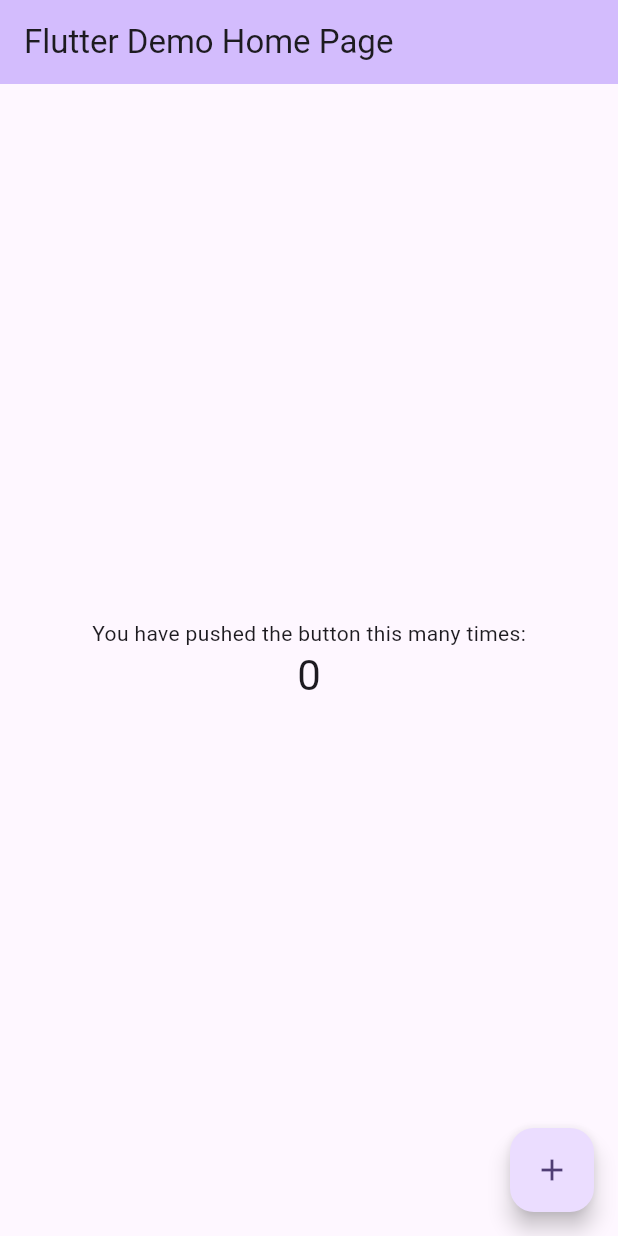
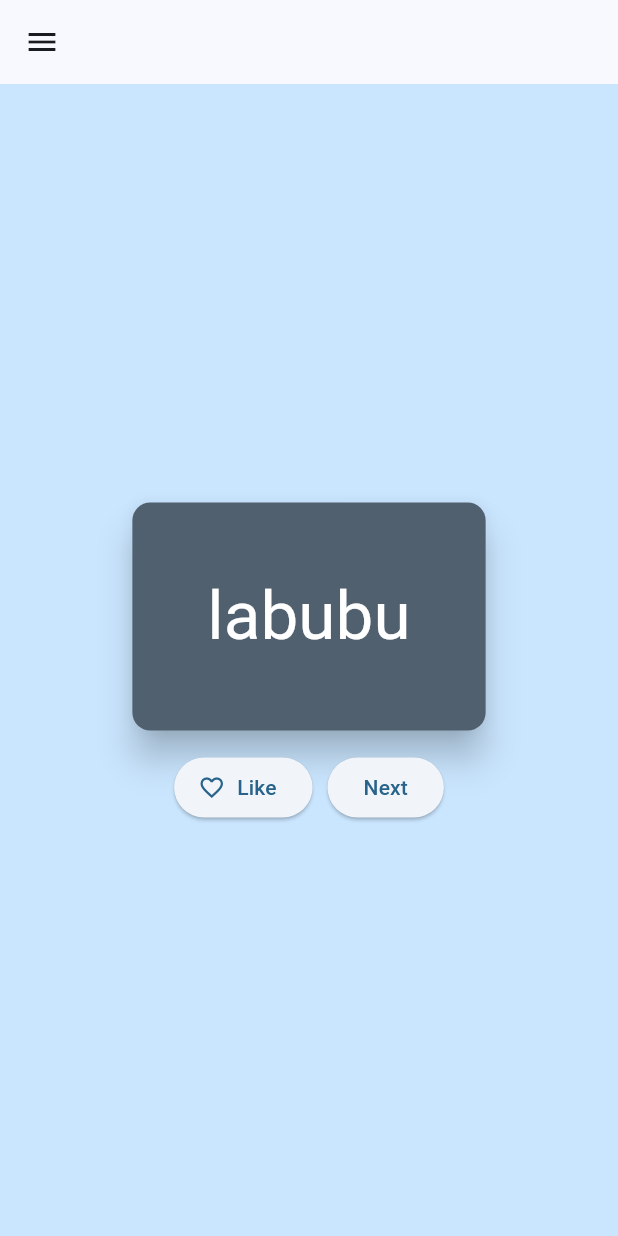
Before and after one commit to wongwil/flutter_app, a Flutter app: the screen it shows after launch, on a phone screen of 412 x 824 dp. Run offline on Flutter 3.47's test engine with Material 3 defaults, Android fonts, the phone set to English and light mode, and no system bars.

Commit message:
Favorite Feature

```diff
--- a/analysis_options.yaml
+++ b/analysis_options.yaml
@@ -1,28 +1,11 @@
-# This file configures the analyzer, which statically analyzes Dart code to
-# check for errors, warnings, and lints.
-#
-# The issues identified by the analyzer are surfaced in the UI of Dart-enabled
-# IDEs (https://dart.dev/tools#ides-and-editors). The analyzer can also be
-# invoked from the command line by running `flutter analyze`.
-
-# The following line activates a set of recommended lints for Flutter apps,
-# packages, and plugins designed to encourage good coding practices.
 include: package:flutter_lints/flutter.yaml
 
 linter:
-  # The lint rules applied to this project can be customized in the
-  # section below to disable rules from the `package:flutter_lints/flutter.yaml`
-  # included above or to enable additional rules. A list of all available lints
-  # and their documentation is published at https://dart.dev/lints.
-  #
-  # Instead of disabling a lint rule for the entire project in the
-  # section below, it can also be suppressed for a single line of code
-  # or a specific dart file by using the `// ignore: name_of_lint` and
-  # `// ignore_for_file: name_of_lint` syntax on the line or in the file
-  # producing the lint.
   rules:
-    # avoid_print: false  # Uncomment to disable the `avoid_print` rule
-    # prefer_single_quotes: true  # Uncomment to enable the `prefer_single_quotes` rule
-
-# Additional information about this file can be found at
-# https://dart.dev/guides/language/analysis-options
+    avoid_print: false
+    prefer_const_constructors_in_immutables: false
+    prefer_const_constructors: false
+    prefer_const_literals_to_create_immutables: false
+    prefer_final_fields: false
+    unnecessary_breaks: true
+    use_key_in_widget_constructors: false
--- /dev/null
+++ b/devtools_options.yaml
@@ -0,0 +1,3 @@
+description: This file stores settings for Dart & Flutter DevTools.
+documentation: https://docs.flutter.dev/tools/devtools/extensions#configure-extension-enablement-states
+extensions:
--- a/lib/main.dart
+++ b/lib/main.dart
@@ -1,122 +1,234 @@
 import 'package:flutter/material.dart';
+import 'package:provider/provider.dart';
+import 'dart:math';
 
 void main() {
-  runApp(const MyApp());
+  runApp(MyApp());
 }
 
 class MyApp extends StatelessWidget {
   const MyApp({super.key});
 
-  // This widget is the root of your application.
   @override
   Widget build(BuildContext context) {
-    return MaterialApp(
-      title: 'Flutter Demo',
+    return ChangeNotifierProvider(
+      create: (context) => MyAppState(),
+      child: MaterialApp(
+        title: 'Namer App',
         theme: ThemeData(
-        // This is the theme of your application.
-        //
-        // TRY THIS: Try running your application with "flutter run". You'll see
-        // the application has a purple toolbar. Then, without quitting the app,
-        // try changing the seedColor in the colorScheme below to Colors.green
-        // and then invoke "hot reload" (save your changes or press the "hot
-        // reload" button in a Flutter-supported IDE, or press "r" if you used
-        // the command line to start the app).
-        //
-        // Notice that the counter didn't reset back to zero; the application
-        // state is not lost during the reload. To reset the state, use hot
-        // restart instead.
-        //
-        // This works for code too, not just values: Most code changes can be
-        // tested with just a hot reload.
-        colorScheme: ColorScheme.fromSeed(seedColor: Colors.deepPurple),
+          colorScheme: ColorScheme.fromSeed(seedColor: Colors.lightBlue),
         ),
-      home: const MyHomePage(title: 'Flutter Demo Home Page'),
+        home: MyHomePage(),
+      ),
     );
   }
 }
 
+class WordList {
+  static const words = [
+    'labubu',
+    'bobby',
+    'matcha',
+    'bitcoin',
+    'meme',
+    'tiktok',
+    'aura',
+    'NPC',
+  ];
+}
+
+class MyAppState extends ChangeNotifier {
+  final random = Random();
+  int _currentIndex = 0;
+  String get current => WordList.words[_currentIndex];
+
+  void getNext() {
+    _currentIndex = random.nextInt(WordList.words.length);
+    notifyListeners();
+  }
+
+  var favorites = <String>{};
+
+  void toggleFavorite() {
+    if (favorites.contains(current)) {
+      favorites.remove(current);
+    } else {
+      favorites.add(current);
+    }
+    notifyListeners();
+  }
+}
+
 class MyHomePage extends StatefulWidget {
-  const MyHomePage({super.key, required this.title});
-
-  // This widget is the home page of your application. It is stateful, meaning
-  // that it has a State object (defined below) that contains fields that affect
-  // how it looks.
-
-  // This class is the configuration for the state. It holds the values (in this
-  // case the title) provided by the parent (in this case the App widget) and
-  // used by the build method of the State. Fields in a Widget subclass are
-  // always marked "final".
-
-  final String title;
-
   @override
   State<MyHomePage> createState() => _MyHomePageState();
 }
 
 class _MyHomePageState extends State<MyHomePage> {
-  int _counter = 0;
-
-  void _incrementCounter() {
-    setState(() {
-      // This call to setState tells the Flutter framework that something has
-      // changed in this State, which causes it to rerun the build method below
-      // so that the display can reflect the updated values. If we changed
-      // _counter without calling setState(), then the build method would not be
-      // called again, and so nothing would appear to happen.
-      _counter++;
-    });
-  }
+  var selectedIndex = 0;
+  var showNavigationRail = false;
 
   @override
   Widget build(BuildContext context) {
-    // This method is rerun every time setState is called, for instance as done
-    // by the _incrementCounter method above.
-    //
-    // The Flutter framework has been optimized to make rerunning build methods
-    // fast, so that you can just rebuild anything that needs updating rather
-    // than having to individually change instances of widgets.
+    Widget page;
+    switch (selectedIndex) {
+      case 0:
+        page = GeneratorPage();
+        break;
+      case 1:
+        page = FavoritesPage();
+        break;
+      default:
+        throw UnimplementedError('no widget for $selectedIndex');
+    }
+
+    return LayoutBuilder(
+      builder: (context, constraints) {
         return Scaffold(
           appBar: AppBar(
-        // TRY THIS: Try changing the color here to a specific color (to
-        // Colors.amber, perhaps?) and trigger a hot reload to see the AppBar
-        // change color while the other colors stay the same.
-        backgroundColor: Theme.of(context).colorScheme.inversePrimary,
-        // Here we take the value from the MyHomePage object that was created by
-        // the App.build method, and use it to set our appbar title.
-        title: Text(widget.title),
+            backgroundColor: Colors.transparent,
+            leading: IconButton(
+              icon: Icon(Icons.menu),
+              onPressed: () {
+                setState(() {
+                  showNavigationRail = !showNavigationRail;
+                });
+              },
             ),
-      body: Center(
-        // Center is a layout widget. It takes a single child and positions it
-        // in the middle of the parent.
-        child: Column(
-          // Column is also a layout widget. It takes a list of children and
-          // arranges them vertically. By default, it sizes itself to fit its
-          // children horizontally, and tries to be as tall as its parent.
-          //
-          // Column has various properties to control how it sizes itself and
-          // how it positions its children. Here we use mainAxisAlignment to
-          // center the children vertically; the main axis here is the vertical
-          // axis because Columns are vertical (the cross axis would be
-          // horizontal).
-          //
-          // TRY THIS: Invoke "debug painting" (choose the "Toggle Debug Paint"
-          // action in the IDE, or press "p" in the console), to see the
-          // wireframe for each widget.
-          mainAxisAlignment: MainAxisAlignment.center,
-          children: <Widget>[
-            const Text('You have pushed the button this many times:'),
-            Text(
-              '$_counter',
-              style: Theme.of(context).textTheme.headlineMedium,
+          ),
+          body: Row(
+            children: [
+              AnimatedSize(
+                duration: Duration(milliseconds: 300),
+                curve: Curves.easeInOut,
+                child: showNavigationRail
+                    ? SafeArea(
+                        child: NavigationRail(
+                          extended: constraints.maxWidth >= 600,
+                          destinations: [
+                            NavigationRailDestination(
+                              icon: Icon(Icons.home),
+                              label: Text('Home'),
+                            ),
+                            NavigationRailDestination(
+                              icon: Icon(Icons.favorite),
+                              label: Text('Favorites'),
+                            ),
+                          ],
+                          selectedIndex: selectedIndex,
+                          onDestinationSelected: (value) {
+                            setState(() {
+                              selectedIndex = value;
+                            });
+                          },
+                        ),
+                      )
+                    : SizedBox.shrink(),
+              ),
+              Expanded(
+                child: Container(
+                  color: Theme.of(context).colorScheme.primaryContainer,
+                  child: page,
+                ),
               ),
             ],
           ),
-      ),
-      floatingActionButton: FloatingActionButton(
-        onPressed: _incrementCounter,
-        tooltip: 'Increment',
-        child: const Icon(Icons.add),
-      ), // This trailing comma makes auto-formatting nicer for build methods.
+        );
+      },
     );
   }
 }
+
+class GeneratorPage extends StatelessWidget {
+  @override
+  Widget build(BuildContext context) {
+    var appState = context.watch<MyAppState>();
+    var pair = appState.current;
+
+    IconData icon;
+    if (appState.favorites.contains(pair)) {
+      icon = Icons.favorite;
+    } else {
+      icon = Icons.favorite_border;
+    }
+
+    return Center(
+      child: Column(
+        mainAxisAlignment: MainAxisAlignment.center,
+        children: [
+          BigCard(pair: pair),
+          SizedBox(height: 10),
+          Row(
+            mainAxisSize: MainAxisSize.min,
+            children: [
+              ElevatedButton.icon(
+                onPressed: () {
+                  appState.toggleFavorite();
+                },
+                icon: Icon(icon),
+                label: Text('Like'),
+              ),
+              SizedBox(width: 10),
+              ElevatedButton(
+                onPressed: () {
+                  appState.getNext();
+                },
+                child: Text('Next'),
+              ),
+            ],
+          ),
+        ],
+      ),
+    );
+  }
+}
+
+class FavoritesPage extends StatelessWidget {
+  @override
+  Widget build(BuildContext context) {
+    var appState = context.watch<MyAppState>();
+
+    if (appState.favorites.isEmpty) {
+      return Center(child: Text('No favorites yet.'));
+    }
+
+    return ListView(
+      children: [
+        Padding(
+          padding: const EdgeInsets.all(20),
+          child: Text('You have ${appState.favorites.length} favorites:'),
+        ),
+        for (var pair in appState.favorites)
+          ListTile(leading: Icon(Icons.favorite), title: Text(pair)),
+      ],
+    );
+  }
+}
+
+class BigCard extends StatelessWidget {
+  const BigCard({super.key, required this.pair});
+
+  final String pair;
+
+  @override
+  Widget build(BuildContext context) {
+    final theme = Theme.of(context);
+    final style = theme.textTheme.displayMedium!.copyWith(
+      color: theme.colorScheme.onSecondary,
+    );
+
+    return Card(
+      color: theme.colorScheme.secondary,
+      elevation: 10,
+      child: Padding(
+        padding: const EdgeInsets.all(50),
+        child: Text(
+          pair,
+          style: style,
+          textAlign: TextAlign.center,
+          semanticsLabel: pair,
+        ),
+      ),
+    );
+  }
+}
```
Also changed, not shown: pubspec.yaml (+5 -73 lines), pubspec.lock. Lines whose indentation alone changed are shown as unchanged.
